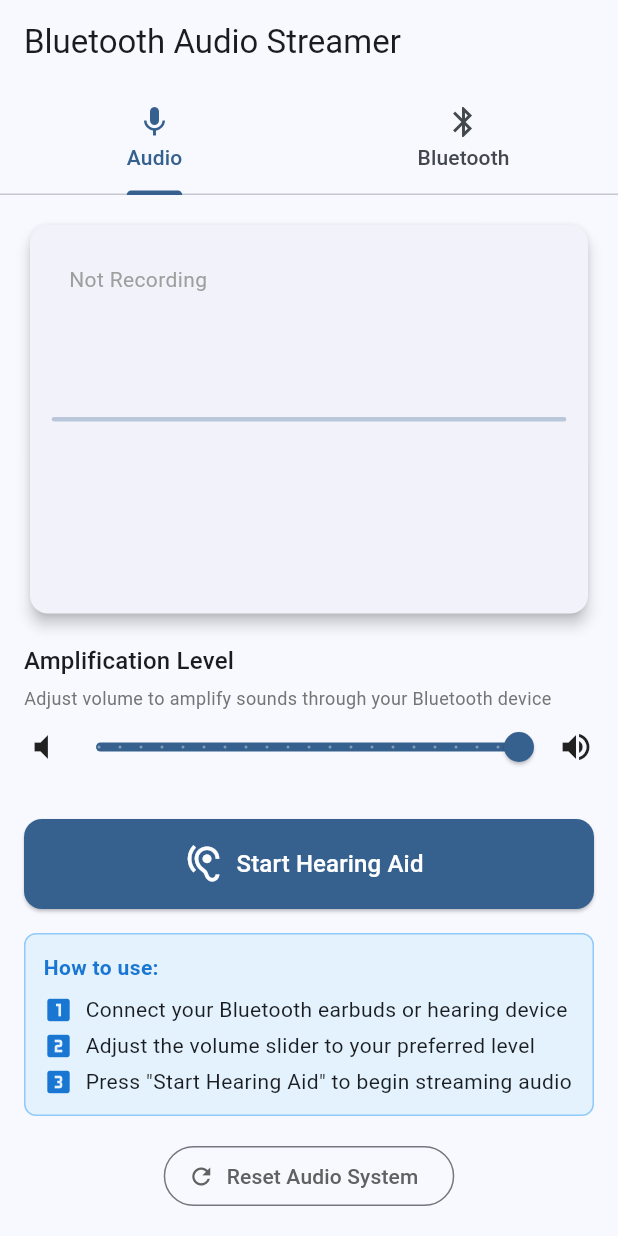
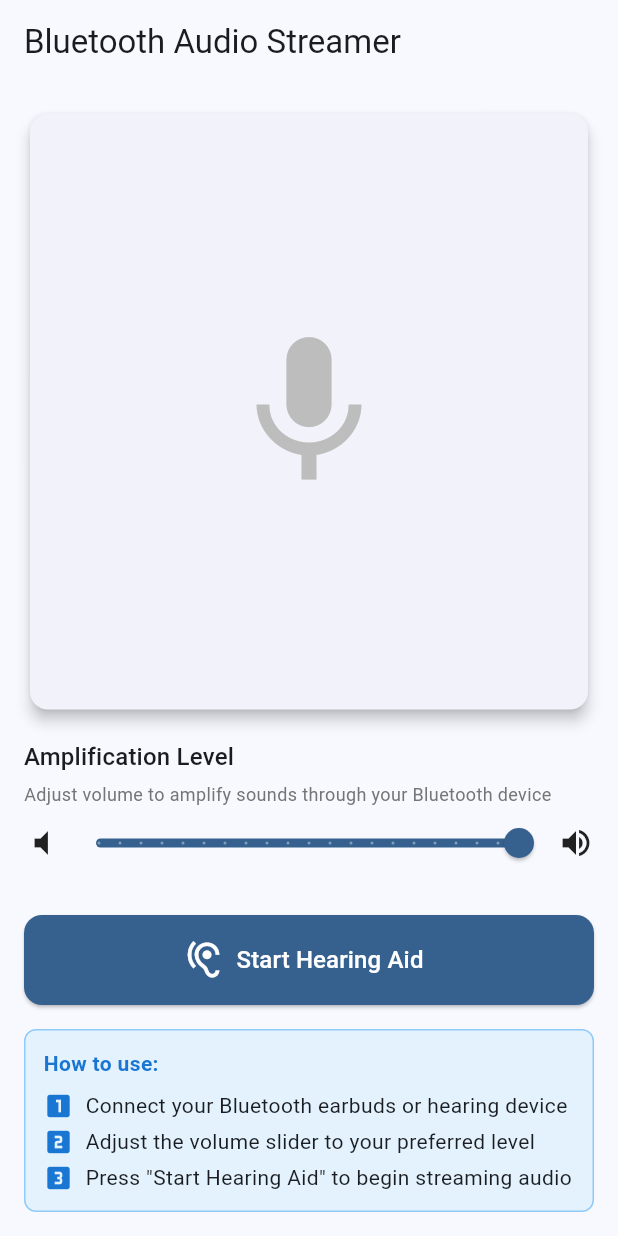
Before and after one commit to tadele1212/bluetooth_audio_app, a Flutter app: the screen it shows after launch, on a phone screen of 412 x 824 dp. Run offline on Flutter 3.47's test engine with Material 3 defaults, Android fonts, the phone set to English and light mode, and no system bars; our stand-ins replace flutter_blue_plus, permission_handler; missing offline and left inert: audio_session, flutter_sound; statements that could not run were skipped.

Commit message:
Reset button removed

```diff
--- a/lib/presentation/screens/home_screen.dart
+++ b/lib/presentation/screens/home_screen.dart
@@ -1,89 +1,33 @@
 import 'package:flutter/material.dart';
 import 'package:provider/provider.dart';
 import '../../business_logic/providers/audio_provider.dart';
-import '../../business_logic/providers/bluetooth_provider.dart';
 import '../widgets/audio_controls.dart';
-import '../widgets/bluetooth_controls.dart';
 import '../widgets/volume_slider.dart';
-import '../widgets/waveform_display.dart';
+import '../widgets/streaming_indicator.dart';
 
-class HomeScreen extends StatefulWidget {
+class HomeScreen extends StatelessWidget {
   const HomeScreen({super.key});
-
-  @override
-  State<HomeScreen> createState() => _HomeScreenState();
-}
-
-class _HomeScreenState extends State<HomeScreen>
-    with SingleTickerProviderStateMixin {
-  late TabController _tabController;
-  int _currentIndex = 0;
-
-  @override
-  void initState() {
-    super.initState();
-    _tabController = TabController(length: 2, vsync: this);
-
-    // Listen to tab changes to track the current index
-    _tabController.addListener(_handleTabSelection);
-  }
-
-  void _handleTabSelection() {
-    // Only update if the tab actually changed and the widget is still mounted
-    if (mounted && _tabController.indexIsChanging) {
-      setState(() {
-        _currentIndex = _tabController.index;
-      });
-    }
-  }
-
-  @override
-  void dispose() {
-    _tabController.removeListener(_handleTabSelection);
-    _tabController.dispose();
-    super.dispose();
-  }
 
   @override
   Widget build(BuildContext context) {
     return Scaffold(
-      appBar: AppBar(
-        title: const Text('Bluetooth Audio Streamer'),
-        bottom: TabBar(
-          controller: _tabController,
-          tabs: const [
-            Tab(text: 'Audio', icon: Icon(Icons.mic)),
-            Tab(text: 'Bluetooth', icon: Icon(Icons.bluetooth)),
-          ],
-        ),
-      ),
-      // Use IndexedStack instead of TabBarView to prevent animation issues
-      body: IndexedStack(
-        index: _currentIndex,
-        children: [_buildAudioTab(), _buildBluetoothTab()],
-      ),
-    );
-  }
-
-  Widget _buildAudioTab() {
-    return Consumer<AudioProvider>(
+      appBar: AppBar(title: const Text('Bluetooth Audio Streamer')),
+      body: Consumer<AudioProvider>(
         builder: (context, audioProvider, child) {
           return Padding(
             padding: const EdgeInsets.all(16.0),
             child: Column(
               crossAxisAlignment: CrossAxisAlignment.stretch,
               children: [
-              // Audio level waveform display
+                // Streaming status indicator
                 Expanded(
                   flex: 3,
                   child: Card(
                     elevation: 4,
                     child: Padding(
                       padding: const EdgeInsets.all(16.0),
-                    child: WaveformDisplay(
-                      audioLevel: audioProvider.audioLevel,
-                      isRecording: audioProvider.isStreaming,
-                      isVisible: _currentIndex == 0,
+                      child: StreamingIndicator(
+                        isStreaming: audioProvider.isStreaming,
                       ),
                     ),
                   ),
@@ -110,39 +54,13 @@ class _HomeScreenState extends State<HomeScreen>
                 AudioControls(
                   isStreaming: audioProvider.isStreaming,
                   onStreamingToggled: audioProvider.toggleStreaming,
-                onResetAudio: audioProvider.resetAudio,
                   errorMessage: audioProvider.errorMessage,
                 ),
               ],
             ),
           );
         },
-    );
-  }
-
-  Widget _buildBluetoothTab() {
-    return Consumer<BluetoothProvider>(
-      builder: (context, bluetoothProvider, child) {
-        return BluetoothControls(
-          isBluetoothOn: bluetoothProvider.isBluetoothOn,
-          isScanning: bluetoothProvider.isScanning,
-          discoveredDevices: bluetoothProvider.discoveredDevices,
-          connectedDevice: bluetoothProvider.connectedDevice,
-          connectionMessage: bluetoothProvider.connectionMessage,
-          onStartScan: bluetoothProvider.startScan,
-          onStopScan: bluetoothProvider.stopScan,
-          onConnectToDevice: bluetoothProvider.connectToDevice,
-          onDisconnectDevice: bluetoothProvider.disconnectDevice,
-          onOpenSystemSettings: () async {
-            await bluetoothProvider.openSystemBluetoothSettings();
-            // After returning from settings, refresh the devices
-            Future.delayed(
-              const Duration(seconds: 2),
-              () => bluetoothProvider.refreshDevices(),
-            );
-          },
-        );
-      },
+      ),
     );
   }
 }
--- a/lib/presentation/widgets/audio_controls.dart
+++ b/lib/presentation/widgets/audio_controls.dart
@@ -3,14 +3,12 @@ import 'package:flutter/material.dart';
 class AudioControls extends StatelessWidget {
   final bool isStreaming;
   final VoidCallback onStreamingToggled;
-  final VoidCallback? onResetAudio;
   final String? errorMessage;
 
   const AudioControls({
     super.key,
     required this.isStreaming,
     required this.onStreamingToggled,
-    this.onResetAudio,
     this.errorMessage,
   });
 
@@ -48,19 +46,6 @@ class AudioControls extends StatelessWidget {
                         ),
                       ),
                     ),
-                    if (onResetAudio != null)
-                      TextButton.icon(
-                        onPressed: onResetAudio,
-                        icon: const Icon(Icons.refresh, size: 16),
-                        label: const Text('Reset'),
-                        style: TextButton.styleFrom(
-                          foregroundColor: Colors.red.shade700,
-                          padding: const EdgeInsets.symmetric(
-                            horizontal: 8,
-                            vertical: 4,
-                          ),
-                        ),
-                      ),
                   ],
                 ),
                 const SizedBox(height: 4),
@@ -213,19 +198,6 @@ class AudioControls extends StatelessWidget {
             ),
           ),
         ],
-
-        // Reset button if needed
-        if (onResetAudio != null && errorMessage == null) ...[
-          const SizedBox(height: 16),
-          OutlinedButton.icon(
-            onPressed: onResetAudio,
-            icon: const Icon(Icons.refresh),
-            label: const Text('Reset Audio System'),
-            style: OutlinedButton.styleFrom(
-              foregroundColor: Colors.grey.shade700,
-            ),
-          ),
-        ],
       ],
     );
   }
--- /dev/null
+++ b/lib/presentation/widgets/streaming_indicator.dart
@@ -0,0 +1,71 @@
+import 'package:flutter/material.dart';
+
+class StreamingIndicator extends StatefulWidget {
+  final bool isStreaming;
+
+  const StreamingIndicator({super.key, required this.isStreaming});
+
+  @override
+  State<StreamingIndicator> createState() => _StreamingIndicatorState();
+}
+
+class _StreamingIndicatorState extends State<StreamingIndicator>
+    with SingleTickerProviderStateMixin {
+  late AnimationController _controller;
+  late Animation<double> _scaleAnimation;
+
+  @override
+  void initState() {
+    super.initState();
+    _controller = AnimationController(
+      duration: const Duration(milliseconds: 1000),
+      vsync: this,
+    )..repeat(reverse: true);
+
+    _scaleAnimation = Tween<double>(
+      begin: 1.0,
+      end: 1.2,
+    ).animate(CurvedAnimation(parent: _controller, curve: Curves.easeInOut));
+  }
+
+  @override
+  void dispose() {
+    _controller.dispose();
+    super.dispose();
+  }
+
+  @override
+  void didUpdateWidget(StreamingIndicator oldWidget) {
+    super.didUpdateWidget(oldWidget);
+    if (widget.isStreaming != oldWidget.isStreaming) {
+      if (widget.isStreaming) {
+        _controller.repeat(reverse: true);
+      } else {
+        _controller.stop();
+        _controller.reset();
+      }
+    }
+  }
+
+  @override
+  Widget build(BuildContext context) {
+    return Center(
+      child: AnimatedBuilder(
+        animation: _controller,
+        builder: (context, child) {
+          return Transform.scale(
+            scale: widget.isStreaming ? _scaleAnimation.value : 1.0,
+            child: Icon(
+              Icons.mic,
+              size: 120,
+              color:
+                  widget.isStreaming
+                      ? Theme.of(context).primaryColor
+                      : Colors.grey[400],
+            ),
+          );
+        },
+      ),
+    );
+  }
+}
```
Lines whose indentation alone changed are shown as unchanged.
